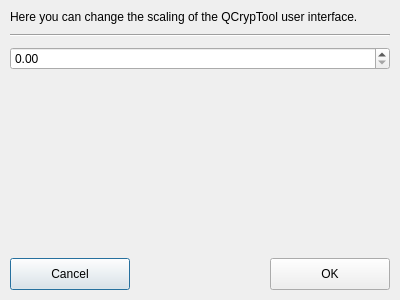
The window that trunk/Resources/QCrypTool/Dialogs/DialogScaling.ui (flomar/QCrypTool) describes before a commit, drawn with Qt 5.
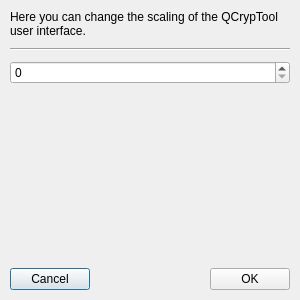
The same window after the commit.

Commit message: improved the scaling system, and applied its new functionality in the three existing dialogs (Language, Scaling, About)

Diff of the .ui file:
```diff
--- a/trunk/Resources/QCrypTool/Dialogs/DialogScaling.ui
+++ b/trunk/Resources/QCrypTool/Dialogs/DialogScaling.ui
@@ -6,7 +6,7 @@
    <rect>
     <x>0</x>
     <y>0</y>
-    <width>400</width>
+    <width>300</width>
     <height>300</height>
    </rect>
   </property>
@@ -59,7 +59,7 @@
     </widget>
    </item>
    <item>
-    <widget class="QDoubleSpinBox" name="DialogScalingDoubleSpinBoxScaling"/>
+    <widget class="QSpinBox" name="DialogScalingSpinBoxScaling"/>
    </item>
    <item>
     <spacer name="DialogScalingVerticalSpacer1">
@@ -83,8 +83,14 @@
       <widget class="QPushButton" name="DialogScalingPushButtonCancel">
        <property name="minimumSize">
         <size>
-         <width>120</width>
-         <height>32</height>
+         <width>0</width>
+         <height>0</height>
+        </size>
+       </property>
+       <property name="baseSize">
+        <size>
+         <width>100</width>
+         <height>25</height>
         </size>
        </property>
        <property name="text">
@@ -109,8 +115,14 @@
       <widget class="QPushButton" name="DialogScalingPushButtonOK">
        <property name="minimumSize">
         <size>
-         <width>120</width>
-         <height>32</height>
+         <width>0</width>
+         <height>0</height>
+        </size>
+       </property>
+       <property name="baseSize">
+        <size>
+         <width>100</width>
+         <height>25</height>
         </size>
        </property>
        <property name="text">
```
The commit also changes 7 other files.
